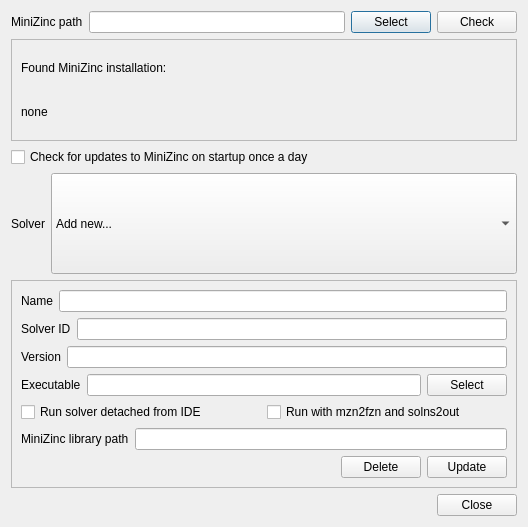
This is MiniZincIDE/solverdialog.ui in MiniZinc/MiniZincIDE as Qt 5 draws it before an edit. The edited form follows.
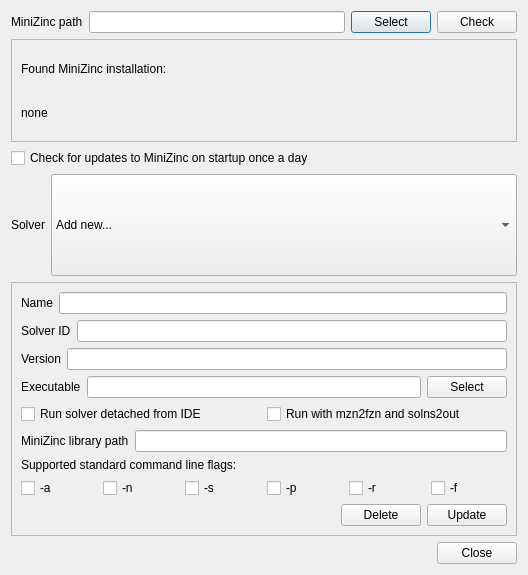
This is the edited form.

Commit message: Add checkboxes for setting up supported standard flags in the solver configuration dialog. Add free search (-f) configuration flag.

The edit to the form file:
```diff
--- a/MiniZincIDE/solverdialog.ui
+++ b/MiniZincIDE/solverdialog.ui
@@ -7,7 +7,7 @@
     <x>0</x>
     <y>0</y>
     <width>528</width>
-    <height>527</height>
+    <height>575</height>
    </rect>
   </property>
   <property name="windowTitle">
@@ -237,6 +237,59 @@
         </item>
        </layout>
       </item>
+      <item>
+       <widget class="QLabel" name="label_9">
+        <property name="text">
+         <string>Supported standard command line flags:</string>
+        </property>
+       </widget>
+      </item>
+      <item>
+       <layout class="QHBoxLayout" name="horizontalLayout_12">
+        <item>
+         <widget class="QCheckBox" name="has_stdflag_a">
+          <property name="text">
+           <string>-a</string>
+          </property>
+         </widget>
+        </item>
+        <item>
+         <widget class="QCheckBox" name="has_stdflag_n">
+          <property name="text">
+           <string>-n</string>
+          </property>
+         </widget>
+        </item>
+        <item>
+         <widget class="QCheckBox" name="has_stdflag_s">
+          <property name="text">
+           <string>-s</string>
+          </property>
+         </widget>
+        </item>
+        <item>
+         <widget class="QCheckBox" name="has_stdflag_p">
+          <property name="text">
+           <string>-p</string>
+          </property>
+         </widget>
+        </item>
+        <item>
+         <widget class="QCheckBox" name="has_stdflag_r">
+          <property name="text">
+           <string>-r</string>
+          </property>
+         </widget>
+        </item>
+        <item>
+         <widget class="QCheckBox" name="has_stdflag_f">
+          <property name="text">
+           <string>-f</string>
+          </property>
+         </widget>
+        </item>
+       </layout>
+      </item>
       <item>
        <layout class="QHBoxLayout" name="horizontalLayout_7">
         <item>
```
The commit also changes 5 other files.
